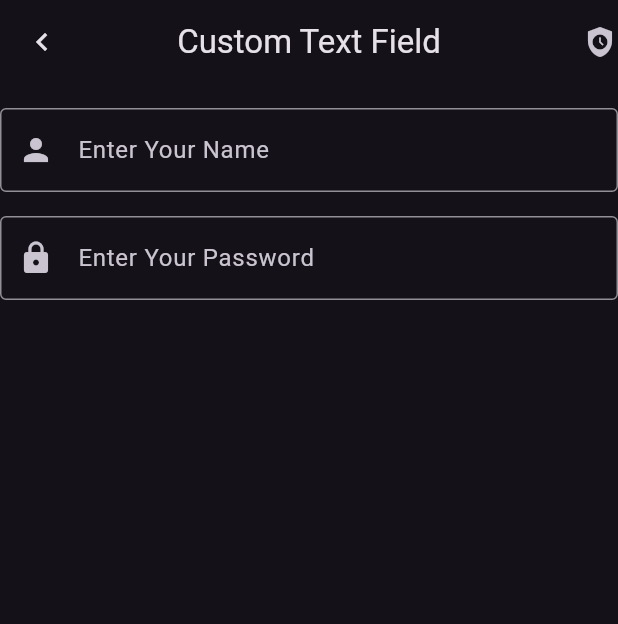
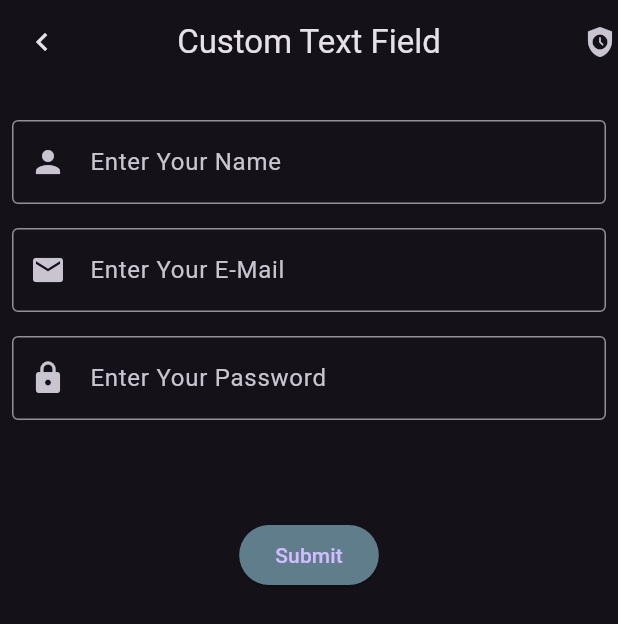
Before and after one commit to Furkanncm/Flutter-Learn, a Flutter app: the screen it shows after launch, on a phone screen of 412 x 824 dp. Shown: the top 624 px of the screen. Run offline on Flutter 3.47's test engine with Material 3 defaults, Android fonts, the phone set to English and light mode, and no system bars.

Commit message:
chore: Update customTextField.dart with email field and submit button

```diff
--- a/furkann/lib/101/customTextField.dart
+++ b/furkann/lib/101/customTextField.dart
@@ -1,5 +1,7 @@
 import 'package:flutter/cupertino.dart';
 import 'package:flutter/material.dart';
+import 'package:furkann/101/button.dart';
+import 'package:furkann/101/custom_widget.dart';
 import 'package:furkann/product/language/language_items.dart';
 
 class customTextField extends StatefulWidget {
@@ -22,7 +24,10 @@ class _customTextFieldState extends State<customTextField> {
           title: Text(LanguageItems.MainTitle),
           leading: Icon(Icons.chevron_left),
         ),
-        body: Column(
+        body: Padding(
+          padding: ProjectPadding.generalPadding,
+          child: Column(
+            mainAxisSize: MainAxisSize.min,
             children: [
               Padding(padding: ProjectPadding.generalPadding),
               TextField(
@@ -35,12 +40,31 @@ class _customTextFieldState extends State<customTextField> {
               Padding(padding: ProjectPadding.generalPadding),
               TextField(
                 focusNode: focusNode2,
+                textInputAction: TextInputAction.next,
+                keyboardType: TextInputType.emailAddress,
+                decoration: _customTextFieldDecoration(
+                    Icon(Icons.email), LanguageItems.emailTitle),
+              ),
+              Padding(padding: ProjectPadding.generalPadding),
+              TextField(
+                focusNode: focusNode3,
+                textInputAction: TextInputAction.next,
                 decoration: _customTextFieldDecoration(
                     Icon(Icons.lock), LanguageItems.passwordTitle),
                 obscureText: true,
                 keyboardType: TextInputType.visiblePassword,
-            )
+              ),
+              Padding(padding: ProjectPadding.generalPadding),
+              SizedBox(
+                height: 50,
+              ),
+              ElevatedButton(
+                  style: ElevatedButton.styleFrom(
+                      shape: StadiumBorder(), backgroundColor: Colors.blueGrey),
+                  onPressed: () {},
+                  child: Text(LanguageItems.submitTitle)),
             ],
+          ),
         ));
   }
 
--- a/furkann/lib/product/language/language_items.dart
+++ b/furkann/lib/product/language/language_items.dart
@@ -3,4 +3,6 @@ class LanguageItems {
   static const String MainTitle = "Custom Text Field";
   static const String usernameTitle = "Enter Your Name";
   static const String passwordTitle = "Enter Your Password";
+  static const String emailTitle = "Enter Your E-Mail";
+  static const String submitTitle = "Submit";
 }
```
Lines whose indentation alone changed are shown as unchanged.
